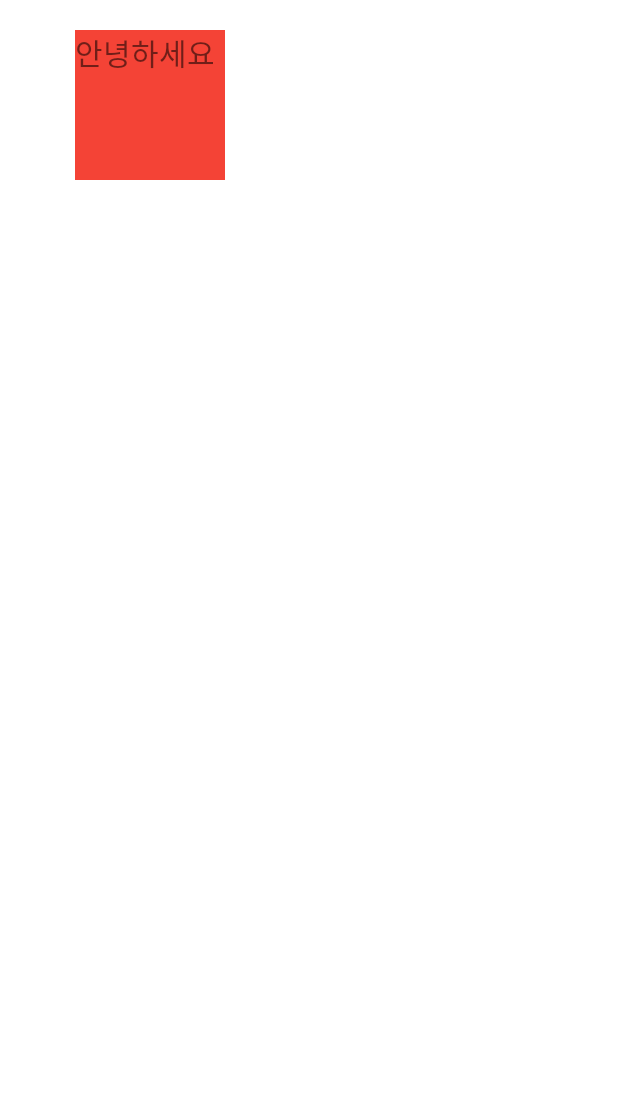
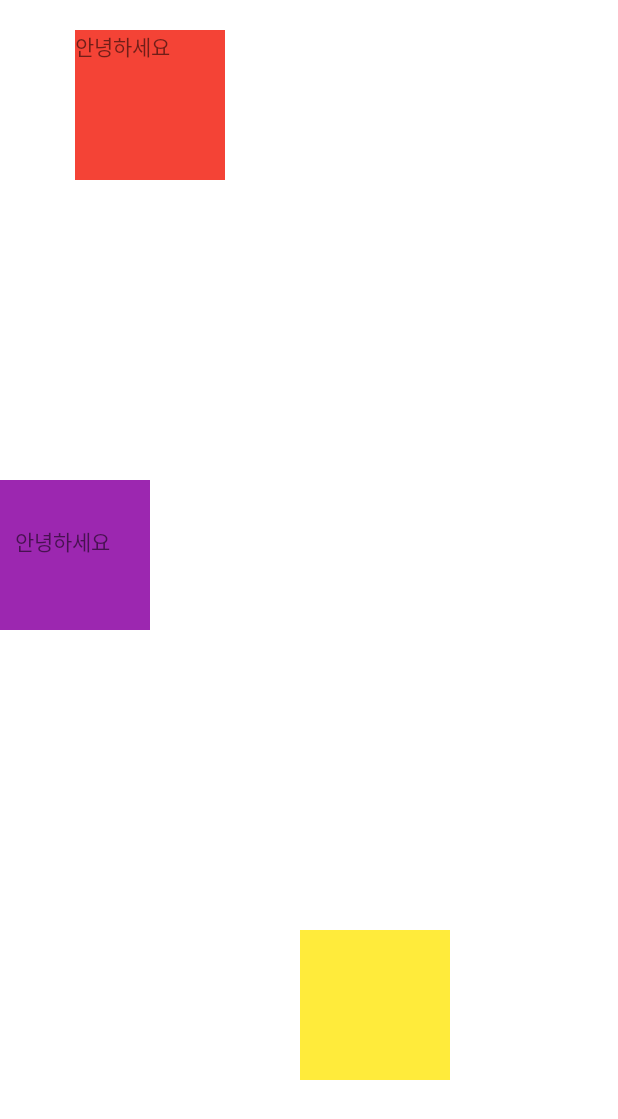
Before and after one commit to youjeonghan/Android_Study, an Android app: the layout padding_margin_08.xml on its own in the app's theme, with its tools: preview values and no code run, on a phone screen of 412 x 824 dp. Shown: the top 1119 px of the screen. Run offline under Robolectric (Android 15) with nearby library versions, the light colour scheme and no system bars.

Commit message:
Padding, Margin

```diff
--- a/Android_Essential_Kotlin/app/src/main/res/layout/padding_margin_08.xml
+++ b/Android_Essential_Kotlin/app/src/main/res/layout/padding_margin_08.xml
@@ -1,14 +1,30 @@
 <?xml version="1.0" encoding="utf-8"?>
 <LinearLayout xmlns:android="http://schemas.android.com/apk/res/android"
     android:layout_width="match_parent"
-    android:layout_height="match_parent">
+    android:layout_height="match_parent"
+    android:orientation="vertical">
 
     <TextView
         android:layout_width="100dp"
         android:layout_height="100dp"
         android:layout_marginLeft="50dp"
         android:layout_marginTop="20dp"
+        android:layout_marginRight="100dp"
+        android:layout_marginBottom="200dp"
         android:background="#F44336"
-        android:text="안녕하세요"
-        android:textSize="20dp"/>
+        android:text="안녕하세요" />
+
+    <TextView
+        android:layout_width="100dp"
+        android:layout_height="100dp"
+        android:background="#9C27B0"
+        android:paddingLeft="10dp"
+        android:paddingTop="30dp"
+        android:text="안녕하세요" />
+    <TextView
+        android:layout_width="100dp"
+        android:layout_height="100dp"
+        android:layout_margin="200dp"
+        android:background="#FFEB3B"/>
+
 </LinearLayout>
```
